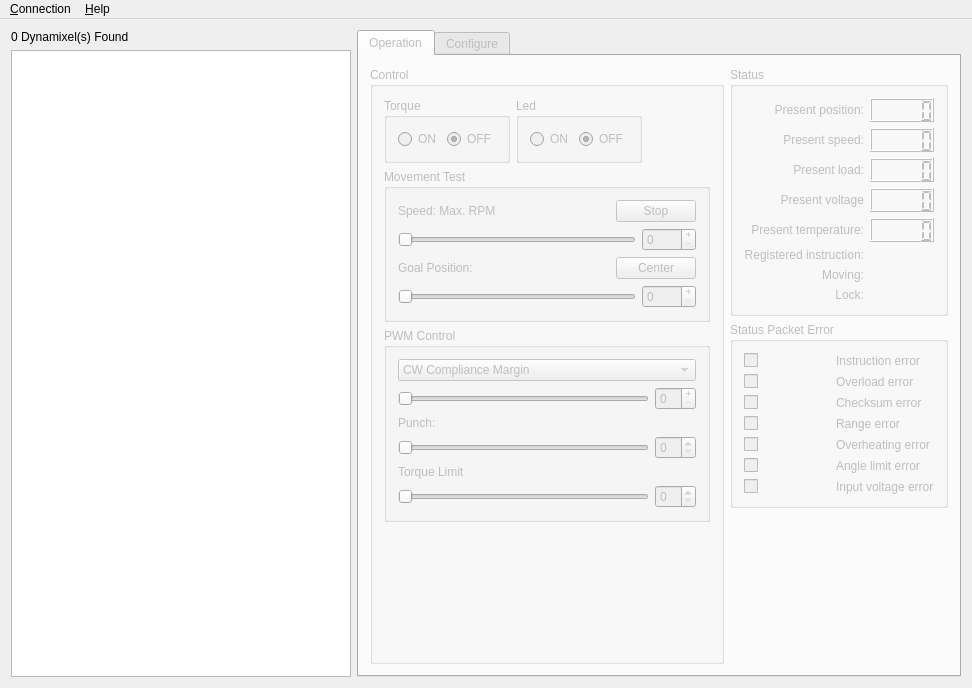
Above: src/gui/dynamixelmanager.ui from admo/DynamixelManager before the change. Below: the same form after it.
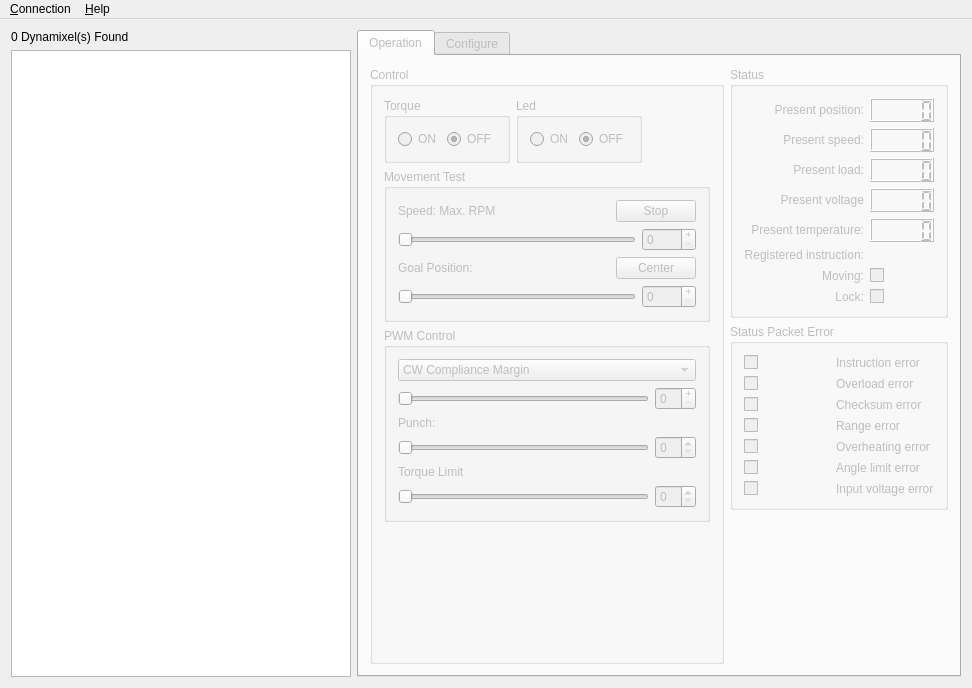
That is the form after the change.

What changed in the file:
```diff
--- a/src/gui/dynamixelmanager.ui
+++ b/src/gui/dynamixelmanager.ui
@@ -541,6 +541,29 @@
                      </property>
                     </widget>
                    </item>
+                   <item row="6" column="1">
+                    <widget class="QCheckBox" name="movingCheckBox">
+                     <property name="enabled">
+                      <bool>false</bool>
+                     </property>
+                     <property name="text">
+                      <string/>
+                     </property>
+                     <property name="checkable">
+                      <bool>true</bool>
+                     </property>
+                    </widget>
+                   </item>
+                   <item row="7" column="1">
+                    <widget class="QCheckBox" name="lockCheckBox">
+                     <property name="enabled">
+                      <bool>false</bool>
+                     </property>
+                     <property name="text">
+                      <string/>
+                     </property>
+                    </widget>
+                   </item>
                   </layout>
                  </item>
                 </layout>
@@ -604,55 +627,94 @@
                     </widget>
                    </item>
                    <item row="0" column="0">
-                    <widget class="QCheckBox" name="checkBox">
+                    <widget class="QCheckBox" name="instructionErrorStatusCheckBox">
+                     <property name="enabled">
+                      <bool>false</bool>
+                     </property>
                      <property name="text">
                       <string/>
                      </property>
                      <property name="checkable">
-                      <bool>false</bool>
+                      <bool>true</bool>
                      </property>
                     </widget>
                    </item>
                    <item row="1" column="0">
-                    <widget class="QCheckBox" name="checkBox_2">
+                    <widget class="QCheckBox" name="overloadErrorStatusCheckBox">
+                     <property name="enabled">
+                      <bool>false</bool>
+                     </property>
                      <property name="text">
                       <string/>
                      </property>
+                     <property name="checkable">
+                      <bool>true</bool>
+                     </property>
                     </widget>
                    </item>
                    <item row="2" column="0">
-                    <widget class="QCheckBox" name="checkBox_3">
+                    <widget class="QCheckBox" name="checksumErrorStatusCheckBox">
+                     <property name="enabled">
+                      <bool>false</bool>
+                     </property>
                      <property name="text">
                       <string/>
                      </property>
+                     <property name="checkable">
+                      <bool>true</bool>
+                     </property>
                     </widget>
                    </item>
                    <item row="3" column="0">
-                    <widget class="QCheckBox" name="checkBox_4">
+                    <widget class="QCheckBox" name="rangeErrorStatusCheckBox">
+                     <property name="enabled">
+                      <bool>false</bool>
+                     </property>
                      <property name="text">
                       <string/>
                      </property>
+                     <property name="checkable">
+                      <bool>true</bool>
+                     </property>
                     </widget>
                    </item>
                    <item row="4" column="0">
-                    <widget class="QCheckBox" name="checkBox_5">
+                    <widget class="QCheckBox" name="overheatingErrorStatusCheckBox">
+                     <property name="enabled">
+                      <bool>false</bool>
+                     </property>
                      <property name="text">
                       <string/>
                      </property>
+                     <property name="checkable">
+                      <bool>true</bool>
+                     </property>
                     </widget>
                    </item>
                    <item row="5" column="0">
-                    <widget class="QCheckBox" name="checkBox_6">
+                    <widget class="QCheckBox" name="angleLimitErrorStatusCheckBox">
+                     <property name="enabled">
+                      <bool>false</bool>
+                     </property>
                      <property name="text">
                       <string/>
                      </property>
+                     <property name="checkable">
+                      <bool>true</bool>
+                     </property>
                     </widget>
                    </item>
                    <item row="6" column="0">
-                    <widget class="QCheckBox" name="checkBox_7">
+                    <widget class="QCheckBox" name="inputVoltageErrorStatusCheckBox">
+                     <property name="enabled">
+                      <bool>false</bool>
+                     </property>
                      <property name="text">
                       <string/>
                      </property>
+                     <property name="checkable">
+                      <bool>true</bool>
+                     </property>
                     </widget>
                    </item>
                   </layout>
```
